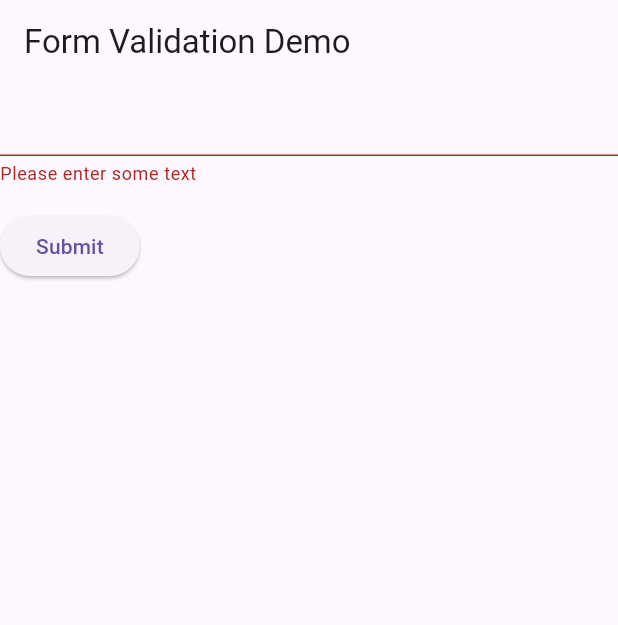
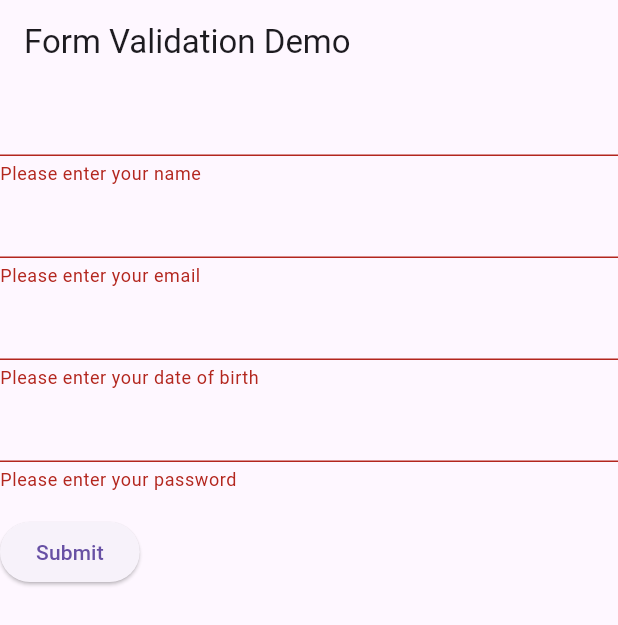
Before and after one commit to Ruhisawant/Sign-up-Page-App, a Flutter app: the screen it shows after launch, after a tap on "Submit", on a phone screen of 412 x 824 dp. Shown: the top 625 px of the screen. Run offline on Flutter 3.47's test engine with Material 3 defaults, Android fonts, the phone set to English and light mode, and no system bars.

Commit message:
Added form functionality

```diff
--- a/lib/main.dart
+++ b/lib/main.dart
@@ -1,6 +1,7 @@
 import 'package:flutter/material.dart';
 
 void main() => runApp(const MyApp());
+
 class MyApp extends StatelessWidget {
   const MyApp({super.key});
 
@@ -12,7 +13,7 @@ class MyApp extends StatelessWidget {
       home: Scaffold(
         appBar: AppBar(
           title: const Text(appTitle),
-          ),
+        ),
         body: const MyCustomForm(),
       ),
     );
@@ -24,9 +25,7 @@ class MyCustomForm extends StatefulWidget {
   const MyCustomForm({super.key});
 
   @override
-  MyCustomFormState createState() {
-    return MyCustomFormState();
-  }
+  MyCustomFormState createState() => MyCustomFormState();
 }
 
 // Create a corresponding State class.
@@ -51,7 +50,40 @@ class MyCustomFormState extends State<MyCustomForm> {
             // The validator receives the text that the user has entered.
             validator: (value) {
               if (value == null || value.isEmpty) {
-                return 'Please enter some text';
+                return 'Please enter your name';
+              }
+              return null;
+            },
+          ),
+          TextFormField(
+            // The validator receives the text that the user has entered.
+            validator: (value) {
+              if (value == null || value.isEmpty) {
+                return 'Please enter your email';
+              } else if (!RegExp(r"^[a-zA-Z0-9._%+-]+@[a-zA-Z0-9.-]+\.[a-zA-Z]{2,}").hasMatch(value)) {
+                return 'Please enter a valid email';
+              }
+              return null;
+            },
+          ),
+          TextFormField(
+            // The validator receives the text that the user has entered.
+            validator: (value) {
+              if (value == null || value.isEmpty) {
+                return 'Please enter your date of birth';
+              }
+              return null;
+            },
+          ),
+          TextFormField(
+            // The validator receives the text that the user has entered.
+            validator: (value) {
+              if (value == null || value.isEmpty) {
+                return 'Please enter your password';
+              } else if (value.length < 6) {
+                return 'Password must be at least 6 characters long';
+              } else if (!RegExp(r"(?=.*[A-Z])(?=.*[a-z])(?=.*[0-9])(?=.*[!@#\$%^&*])").hasMatch(value)) {
+                return 'Password must include uppercase, lowercase, number, and special character';
               }
               return null;
             },
@@ -65,7 +97,7 @@ class MyCustomFormState extends State<MyCustomForm> {
                   // If the form is valid, display a snackbar. In the real world,
                   // you'd often call a server or save the information in a database.
                   ScaffoldMessenger.of(context).showSnackBar(
-                    const SnackBar(content: Text('Processing Data')),
+                    const SnackBar(content: Text('Form Submitted Successfully!')),
                   );
                 }
               },
```
